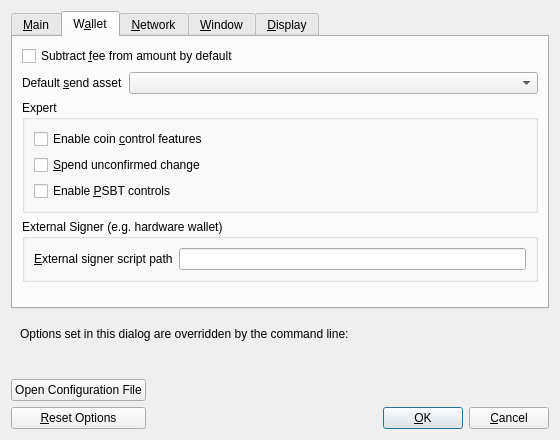
First picture: the form in core/src/qt/forms/optionsdialog.ui, repository Alok-mad98/rigorchain, before the edit.
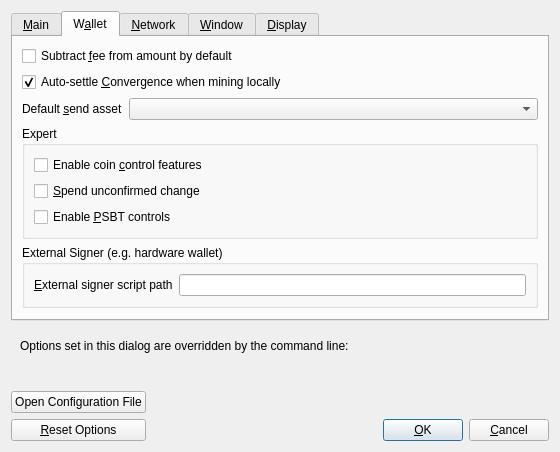
Second picture: the form after the edit. The open tabs and pages were chosen to show the change. Custom widgets are drawn as their Qt base class.

Diff of the .ui file:
```diff
--- a/core/src/qt/forms/optionsdialog.ui
+++ b/core/src/qt/forms/optionsdialog.ui
@@ -226,6 +226,19 @@
          </property>
         </widget>
        </item>
+       <item>
+        <widget class="QCheckBox" name="autoSettleConvergenceMining">
+         <property name="toolTip">
+          <string>When this computer mines a block and a Convergence draw has a winner, automatically include the RES settlement so the winner is paid. Network fees stay ORU-only. Turn off only if you understand mining may stall after a winner until settlement is armed another way.</string>
+         </property>
+         <property name="text">
+          <string>Auto-settle &amp;Convergence when mining locally</string>
+         </property>
+         <property name="checked">
+          <bool>true</bool>
+         </property>
+        </widget>
+       </item>
        <item>
         <layout class="QHBoxLayout" name="horizontalLayoutDefaultSendAsset">
          <item>
```
